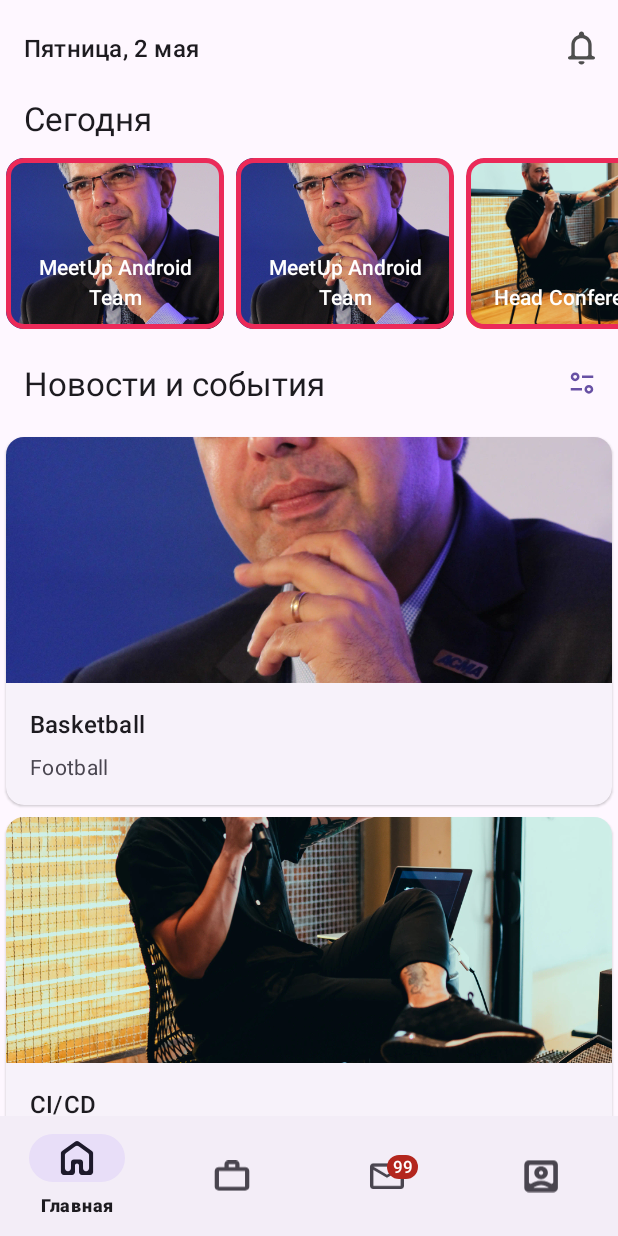
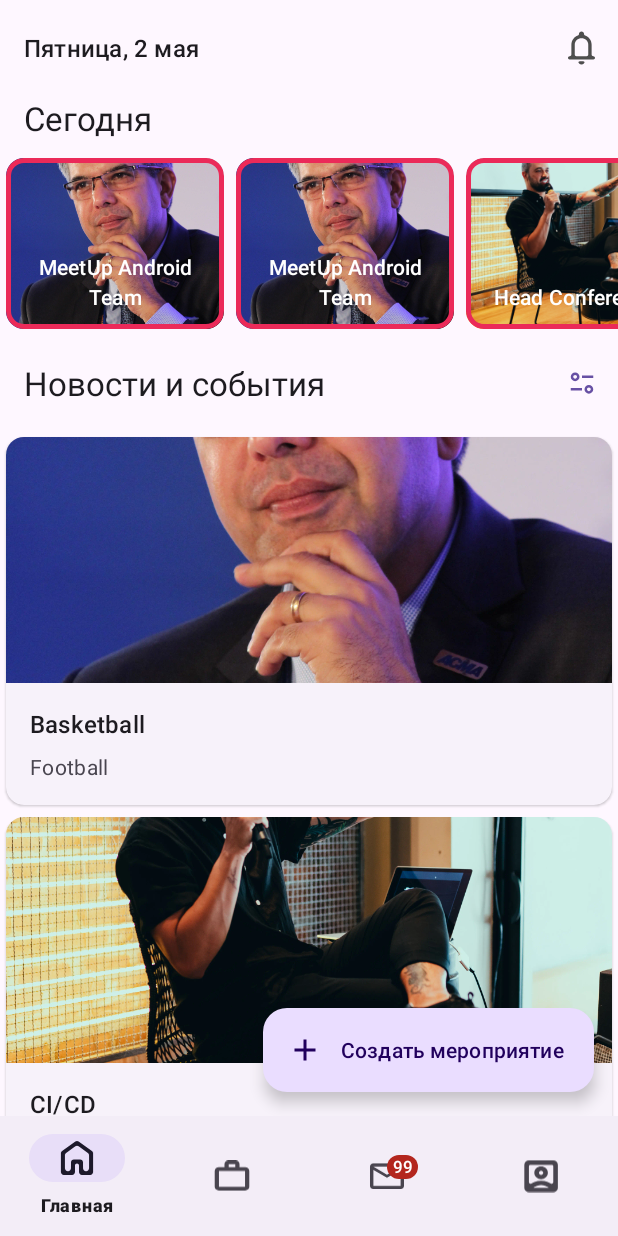
Before and after one commit to savchsm/incubiks, an Android app: the screen it shows after launch (MainActivity), on a phone screen of 412 x 824 dp. Run offline under Robolectric (Android 15) with nearby library versions, the phone set to English and light mode, and no system bars; our stand-ins replace navigation-ui.

Commit message:
@frame - [EventsService, Home Screen] - CheckPoint 3.02

```diff
--- /dev/null
+++ b/app/src/main/res/drawable/baseline_add_24.xml
@@ -0,0 +1,5 @@
+<vector android:height="24dp" android:tint="#000000"
+    android:viewportHeight="24" android:viewportWidth="24"
+    android:width="24dp" xmlns:android="http://schemas.android.com/apk/res/android">
+    <path android:fillColor="@android:color/white" android:pathData="M19,13h-6v6h-2v-6H5v-2h6V5h2v6h6v2z"/>
+</vector>
--- /dev/null
+++ b/app/src/main/res/drawable/baseline_star_outline_24.xml
@@ -0,0 +1,5 @@
+<vector android:height="24dp" android:tint="#000000"
+    android:viewportHeight="24" android:viewportWidth="24"
+    android:width="24dp" xmlns:android="http://schemas.android.com/apk/res/android">
+    <path android:fillColor="@android:color/white" android:pathData="M22,9.24l-7.19,-0.62L12,2 9.19,8.63 2,9.24l5.46,4.73L5.82,21 12,17.27 18.18,21l-1.63,-7.03L22,9.24zM12,15.4l-3.76,2.27 1,-4.28 -3.32,-2.88 4.38,-0.38L12,6.1l1.71,4.04 4.38,0.38 -3.32,2.88 1,4.28L12,15.4z"/>
+</vector>
--- a/app/src/main/res/layout/fragment_event.xml
+++ b/app/src/main/res/layout/fragment_event.xml
@@ -14,6 +14,7 @@
             android:id="@+id/top_app_bar"
             android:layout_width="match_parent"
             android:layout_height="?attr/actionBarSize"
+            app:menu="@menu/top_app_bar_event_details"
             app:navigationIcon="@drawable/ic_arrow_back"
             app:title="@string/meetup_android_team"
             app:titleTextAppearance="@style/TextAppearance.Material3.TitleLarge" />
--- a/app/src/main/res/layout/fragment_home.xml
+++ b/app/src/main/res/layout/fragment_home.xml
@@ -4,6 +4,8 @@
     xmlns:tools="http://schemas.android.com/tools"
     android:layout_width="match_parent"
     android:layout_height="match_parent"
+    android:paddingBottom="?attr/actionBarSize"
+    android:layout_marginBottom="16dp"
     tools:context=".presentation.HomeFragment">
 
     <com.google.android.material.appbar.AppBarLayout
@@ -84,4 +86,14 @@
 
     </androidx.core.widget.NestedScrollView>
 
+    <com.google.android.material.floatingactionbutton.ExtendedFloatingActionButton
+        android:id="@+id/extended_fab"
+        android:layout_width="wrap_content"
+        android:layout_height="wrap_content"
+        android:layout_gravity="bottom|end"
+        android:layout_margin="16dp"
+        android:text="@string/add_event"
+        app:icon="@drawable/baseline_add_24"
+        app:layout_behavior="com.google.android.material.behavior.HideBottomViewOnScrollBehavior" />
+
 </androidx.coordinatorlayout.widget.CoordinatorLayout>
--- a/app/src/main/res/menu/main_bottom_navigation_menu.xml
+++ b/app/src/main/res/menu/main_bottom_navigation_menu.xml
@@ -10,6 +10,7 @@
         android:enabled="true"
         android:icon="@drawable/ic_work"
         android:title="@string/staff_page" />
+
     <item
         android:id="@id/chatFragment"
         android:enabled="true"
--- a/app/src/main/res/values/strings.xml
+++ b/app/src/main/res/values/strings.xml
@@ -13,4 +13,6 @@
     <string name="meetup_android_team">MeetUp Android Team</string>
     <string name="def_secondary_text">Примите участи в хакатонемтуломлуомтуолмтоуктмоумтолумотмуомтмут</string>
     <string name="news">Новости и события</string>
+    <string name="favourite">Favourite</string>
+    <string name="add_event">Coздать мероприятие</string>
 </resources>
```
Also changed, not shown: app/src/main/res/menu/top_app_bar_event_details.xml (+7 -0 lines).
